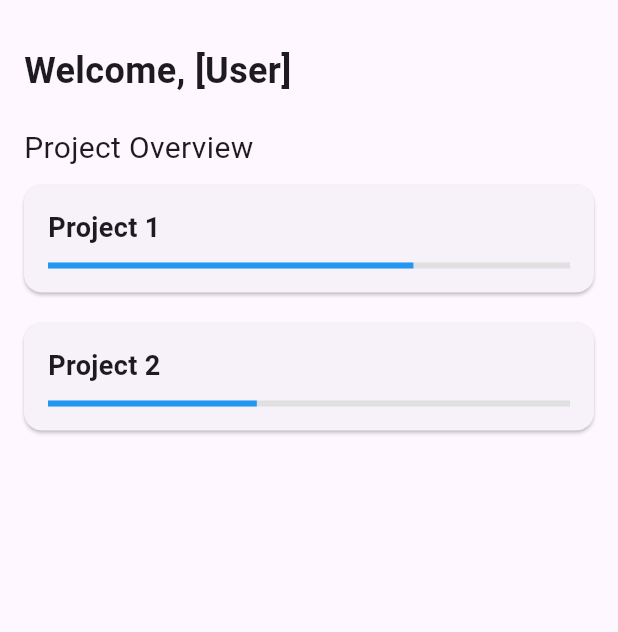
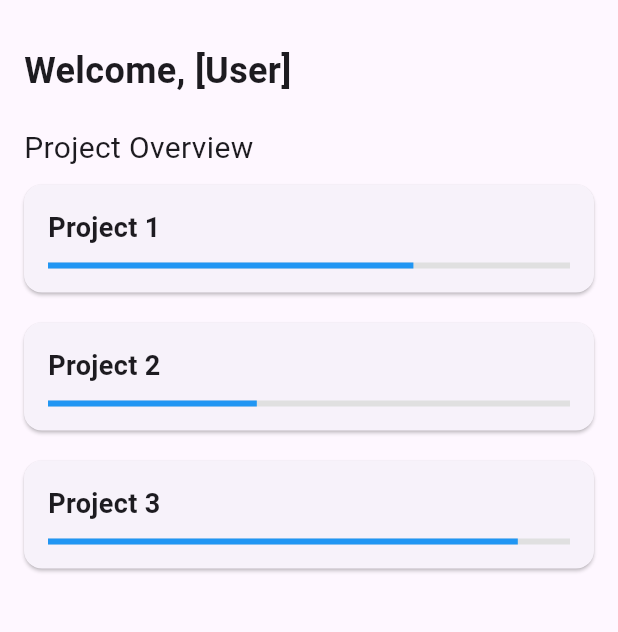
Before and after one commit to kimjooyoon/home_page, a Flutter app: the screen it shows after launch, after a tap on "Login", on a phone screen of 412 x 824 dp, the part 63-695 px from its top. Run offline on Flutter 3.47's test engine with Material 3 defaults, Android fonts, the light colour scheme and no system bars; our stand-ins replace flutter_svg.

Commit message:
feat: add mock data

```diff
--- /dev/null
+++ b/lib/data/mock_projects.dart
@@ -0,0 +1,7 @@
+import 'package:home_page/models/project.dart';
+
+List<Project> mockProjects = [
+  Project(name: 'Project 1', progress: 0.7),
+  Project(name: 'Project 2', progress: 0.4),
+  Project(name: 'Project 3', progress: 0.9),
+];
--- /dev/null
+++ b/lib/models/project.dart
@@ -0,0 +1,22 @@
+class Project {
+  final String name;
+  final double progress;
+
+  Project({required this.name, required this.progress});
+
+  // JSON 데이터를 모델로 변환하는 메서드
+  factory Project.fromJson(Map<String, dynamic> json) {
+    return Project(
+      name: json['name'],
+      progress: json['progress'],
+    );
+  }
+
+  // 모델을 JSON 데이터로 변환하는 메서드
+  Map<String, dynamic> toJson() {
+    return {
+      'name': name,
+      'progress': progress,
+    };
+  }
+}
--- a/lib/pages/home/home.dart
+++ b/lib/pages/home/home.dart
@@ -1,9 +1,24 @@
 import 'package:flutter/material.dart';
 import 'package:home_page/molecules/project_card/project_card.dart';
+import 'package:home_page/services/project_service.dart';
+import 'package:home_page/models/project.dart';
 import 'package:home_page/pages/project_detail/project_detail.dart';
 
-class HomePage extends StatelessWidget {
+class HomePage extends StatefulWidget {
   const HomePage({Key? key}) : super(key: key);
+
+  @override
+  _HomePageState createState() => _HomePageState();
+}
+
+class _HomePageState extends State<HomePage> {
+  late Future<List<Project>> futureProjects;
+
+  @override
+  void initState() {
+    super.initState();
+    futureProjects = ProjectService().fetchProjects();
+  }
 
   void _navigateToProjectDetail(BuildContext context, String projectName) {
     Navigator.push(
@@ -27,18 +42,28 @@ class HomePage extends StatelessWidget {
             const SizedBox(height: 20),
             const Text('Project Overview', style: TextStyle(fontSize: 20)),
             Expanded(
-              child: ListView(
-                children: <Widget>[
-                  GestureDetector(
-                    onTap: () => _navigateToProjectDetail(context, 'Project 1'),
-                    child: const ProjectCard(projectName: 'Project 1', progress: 0.7),
-                  ),
-                  GestureDetector(
-                    onTap: () => _navigateToProjectDetail(context, 'Project 2'),
-                    child: const ProjectCard(projectName: 'Project 2', progress: 0.4),
-                  ),
-                  // 추가 프로젝트 카드들
-                ],
+              child: FutureBuilder<List<Project>>(
+                future: futureProjects,
+                builder: (context, snapshot) {
+                  if (snapshot.connectionState == ConnectionState.waiting) {
+                    return Center(child: CircularProgressIndicator());
+                  } else if (snapshot.hasError) {
+                    return Center(child: Text('Error: ${snapshot.error}'));
+                  } else if (!snapshot.hasData || snapshot.data!.isEmpty) {
+                    return Center(child: Text('No projects available'));
+                  } else {
+                    return ListView.builder(
+                      itemCount: snapshot.data!.length,
+                      itemBuilder: (context, index) {
+                        Project project = snapshot.data![index];
+                        return GestureDetector(
+                          onTap: () => _navigateToProjectDetail(context, project.name),
+                          child: ProjectCard(projectName: project.name, progress: project.progress),
+                        );
+                      },
+                    );
+                  }
+                },
               ),
             ),
           ],
--- /dev/null
+++ b/lib/services/project_service.dart
@@ -0,0 +1,11 @@
+import 'package:home_page/models/project.dart';
+import 'package:home_page/data/mock_projects.dart';
+
+class ProjectService {
+  // 실제 서버 요청이 있는 경우, 이 메서드를 비동기로 설정하고 HTTP 요청을 사용합니다.
+  Future<List<Project>> fetchProjects() async {
+    // 실제 서버 요청이 있을 경우: await http.get('YOUR_API_ENDPOINT');
+    await Future.delayed(Duration(seconds: 1)); // Mock 데이터 지연 시간
+    return mockProjects; // Mock 데이터 반환
+  }
+}
```
